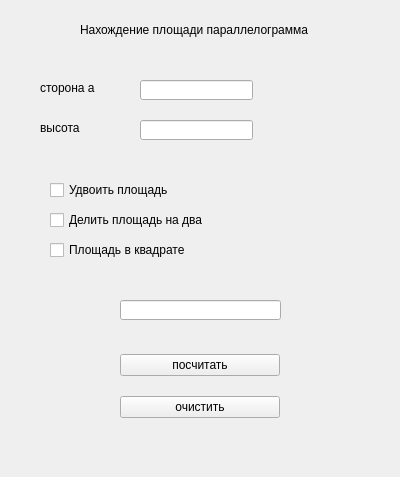
This is unt2.ui in Ksenia-ESST/mdk_lessons as Qt 5 draws it before an edit. The edited form follows.
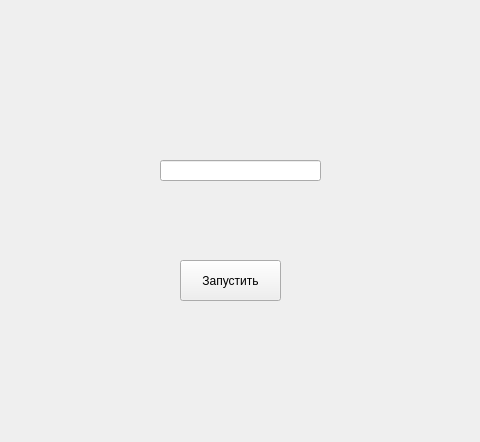
This is the edited form.

The edit to the form file:
```diff
--- a/unt2.ui
+++ b/unt2.ui
@@ -6,147 +6,36 @@
    <rect>
     <x>0</x>
     <y>0</y>
-    <width>400</width>
-    <height>477</height>
+    <width>480</width>
+    <height>442</height>
    </rect>
   </property>
   <property name="windowTitle">
    <string>Form</string>
   </property>
-  <widget class="QLabel" name="label">
+  <widget class="QPushButton" name="pushButton">
    <property name="geometry">
     <rect>
-     <x>80</x>
-     <y>10</y>
-     <width>241</width>
-     <height>40</height>
+     <x>180</x>
+     <y>260</y>
+     <width>101</width>
+     <height>41</height>
     </rect>
    </property>
    <property name="text">
-    <string>Нахождение площади параллелограмма</string>
+    <string>Запустить</string>
    </property>
   </widget>
   <widget class="QLineEdit" name="line">
    <property name="geometry">
     <rect>
-     <x>140</x>
-     <y>80</y>
-     <width>113</width>
-     <height>20</height>
-    </rect>
-   </property>
-  </widget>
-  <widget class="QWidget" name="verticalLayoutWidget">
-   <property name="geometry">
-    <rect>
-     <x>120</x>
-     <y>340</y>
-     <width>160</width>
-     <height>94</height>
-    </rect>
-   </property>
-   <layout class="QVBoxLayout" name="verticalLayout">
-    <item>
-     <widget class="QPushButton" name="button1">
-      <property name="text">
-       <string>посчитать</string>
-      </property>
-     </widget>
-    </item>
-    <item>
-     <widget class="QPushButton" name="button2">
-      <property name="text">
-       <string>очистить</string>
-      </property>
-     </widget>
-    </item>
-   </layout>
-  </widget>
-  <widget class="QLabel" name="label2">
-   <property name="geometry">
-    <rect>
-     <x>40</x>
-     <y>120</y>
-     <width>81</width>
-     <height>16</height>
-    </rect>
-   </property>
-   <property name="text">
-    <string>высота</string>
-   </property>
-  </widget>
-  <widget class="QLabel" name="label1">
-   <property name="geometry">
-    <rect>
-     <x>40</x>
-     <y>80</y>
-     <width>81</width>
-     <height>16</height>
-    </rect>
-   </property>
-   <property name="text">
-    <string>сторона a</string>
-   </property>
-  </widget>
-  <widget class="QLineEdit" name="line2">
-   <property name="geometry">
-    <rect>
-     <x>140</x>
-     <y>120</y>
-     <width>113</width>
-     <height>20</height>
-    </rect>
-   </property>
-  </widget>
-  <widget class="QLineEdit" name="line3">
-   <property name="geometry">
-    <rect>
-     <x>120</x>
-     <y>300</y>
+     <x>160</x>
+     <y>160</y>
      <width>161</width>
-     <height>20</height>
+     <height>21</height>
     </rect>
    </property>
   </widget>
-  <widget class="QCheckBox" name="check">
-   <property name="geometry">
-    <rect>
-     <x>50</x>
-     <y>180</y>
-     <width>141</width>
-     <height>20</height>
-    </rect>
-   </property>
-   <property name="text">
-    <string>Удвоить площадь</string>
-   </property>
-  </widget>
-  <widget class="QCheckBox" name="check2">
-   <property name="geometry">
-    <rect>
-     <x>50</x>
-     <y>210</y>
-     <width>171</width>
-     <height>20</height>
-    </rect>
-   </property>
-   <property name="text">
-    <string>Делить площадь на два</string>
-   </property>
-  </widget>
-  <widget class="QCheckBox" name="check3">
-   <property name="geometry">
-    <rect>
-     <x>50</x>
-     <y>240</y>
-     <width>151</width>
-     <height>20</height>
-    </rect>
-   </property>
-   <property name="text">
-    <string>Площадь в квадрате</string>
-   </property>
-  </widget>
  </widget>
  <resources/>
  <connections/>
```
Left out of the diff: 2 changed lines with no effect on the pictures.
